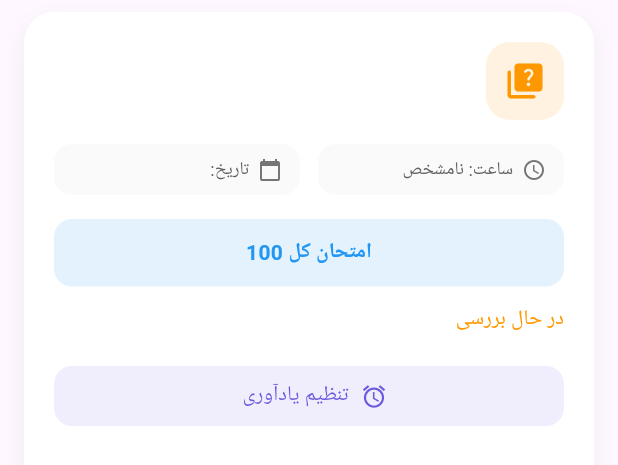
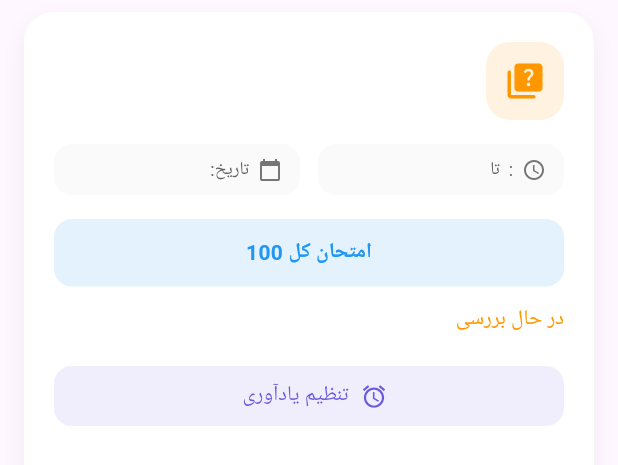
Before and after one commit to MarMar-mg/school_managment_system, a Flutter app: the ExamCard widget shown alone on an empty page, opened directly with empty values, on a phone screen of 412 x 824 dp. Shown: the top 465 px of the screen. Run offline on Flutter 3.47's test engine with Material 3 defaults, Android fonts, the phone set to English and light mode, and no system bars; our stand-ins replace connectivity_plus, dartz, equatable, google_nav_bar, image_picker, loading_animation_widget and 2 more; network calls fail.

Commit message:
fix assignment and exam date time and assignment sections

```diff
--- a/SchoolPortalAPI/obj/Debug/net8.0/SchoolPortalAPI.sourcelink.json
+++ b/SchoolPortalAPI/obj/Debug/net8.0/SchoolPortalAPI.sourcelink.json
@@ -1 +1 @@
-{"documents":{"F:\\flutter_project\\school_managment_system\\*":"https://raw.githubusercontent.com/MarMar-mg/school_managment_system_1/c65a5543ed839dda5c69e2e6b393bffafc514a81/*"}}
+{"documents":{"F:\\flutter_project\\school_managment_system\\*":"https://raw.githubusercontent.com/MarMar-mg/school_managment_system_1/06b304f731375ee6f15b6c1459f391fae4105a21/*"}}
--- a/lib/core/services/api_service.dart
+++ b/lib/core/services/api_service.dart
@@ -371,6 +371,8 @@ class ApiService {
           title: json['title'],
           courseName: json['courseName'],
           dueDate: json['examDate'],
+          startTime: json['startTime'],
+          endTime: json['endTime'],
           submittedDate: json['submittedDate'],
           score: score,
           totalScore: 100,
@@ -421,7 +423,6 @@ class ApiService {
                 .map(
                   (e) => AssignmentItemm.fromJson({
                     ...e as Map<String, dynamic>,
-                    'status': 'submitted',
                   }),
                 )
                 .toList();
@@ -453,6 +454,7 @@ class ApiService {
     }
   }
 
+  // ==================== SCORES ====================
   static Future<DashboardData> getMyScore(int studentId) async {
     final response = await http.get(
       Uri.parse('$baseUrl/student/my-score/$studentId'),
@@ -553,7 +555,7 @@ class ApiService {
               badge: _formatDisplayShamsiDate(e['examDate']),
               badgeColor: Colors.red,
               icon: Icons.quiz_rounded,
-              endTime: e['endTime'] ,
+              endTime: e['endTime'],
             ),
           ),
         );
--- a/lib/features/student/exam/models/exam_model.dart
+++ b/lib/features/student/exam/models/exam_model.dart
@@ -6,6 +6,8 @@ class ExamItem {
   final String title;
   final String courseName;
   final String? dueDate;
+  final String? startTime;
+  final String? endTime;
   final String? submittedDate;
   final int? score;
   final int totalScore;
@@ -27,5 +29,7 @@ class ExamItem {
     this.filename,
     this.onReminderTap,
     this.onViewAnswer,
+    this.startTime,
+    this.endTime,
   });
 }
--- a/lib/features/student/exam/presentations/widgets/exam_card.dart
+++ b/lib/features/student/exam/presentations/widgets/exam_card.dart
@@ -11,6 +11,7 @@ class ExamCard extends StatelessWidget {
   @override
   Widget build(BuildContext context) {
     final due = item.dueDate != null ? _formatJalali(item.dueDate!) : null;
+    final time = '${item.startTime} تا ${item.endTime}';
     final submitted = item.submittedDate != null
         ? _formatJalali(item.submittedDate!)
         : null;
@@ -90,7 +91,8 @@ class ExamCard extends StatelessWidget {
             const SizedBox(height: 16),
 
             // State-specific content
-            if (item.status == ExamStatus.pending) ..._pendingContent(due),
+            if (item.status == ExamStatus.pending)
+              ..._pendingContent(due, time),
             if (item.status == ExamStatus.answered)
               ..._answeredContent(submitted),
             if (item.status == ExamStatus.scored) ..._scoredContent(),
@@ -135,12 +137,12 @@ class ExamCard extends StatelessWidget {
     );
   }
 
-  List<Widget> _pendingContent(String? due) => [
+  List<Widget> _pendingContent(String? due, String? time) => [
     Row(
       children: [
-        _infoChip("ساعت", "نامشخص", Icons.access_time),
+        _infoChip("", time ?? "نامشخص", Icons.access_time),
         const SizedBox(width: 12),
-        _infoChip("تاریخ", due ?? "نامشخص", Icons.calendar_today),
+        _infoChip("تاریخ", _formatDate(due) ?? "نامشخص", Icons.calendar_today),
       ],
     ),
     const SizedBox(height: 16),
@@ -278,5 +280,17 @@ class ExamCard extends StatelessWidget {
     }
   }
 
+  String _formatDate(dynamic date) {
+    if (date == null) return '';
+    final dateStr = date.toString().trim();
+    if (dateStr.length >= 8) {
+      final year = dateStr.substring(0, 4);
+      final month = dateStr.substring(5, 7);
+      final day = dateStr.substring(8, 10);
+      return '$year/$month/$day';
+    }
+    return dateStr;
+  }
+
   String _twoDigits(int n) => n.toString().padLeft(2, '0');
 }
```
Also changed, not shown: lib/features/student/assignments/models/assignment_model.dart.dart (+17 -1 lines), lib/features/student/assignments/presentations/widgets/assignment_card.dart (+25 -13 lines), 11 other files.
